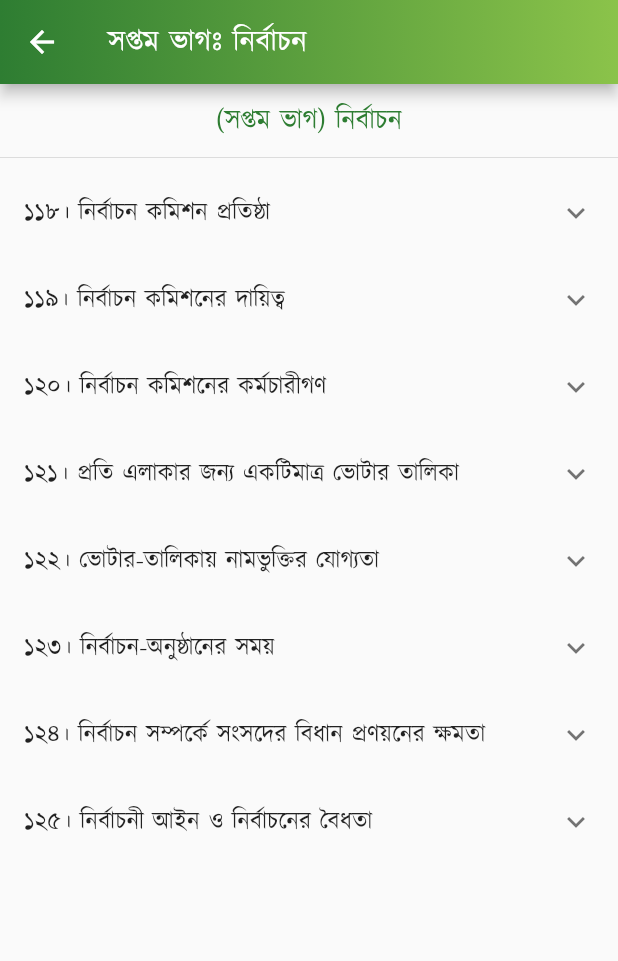
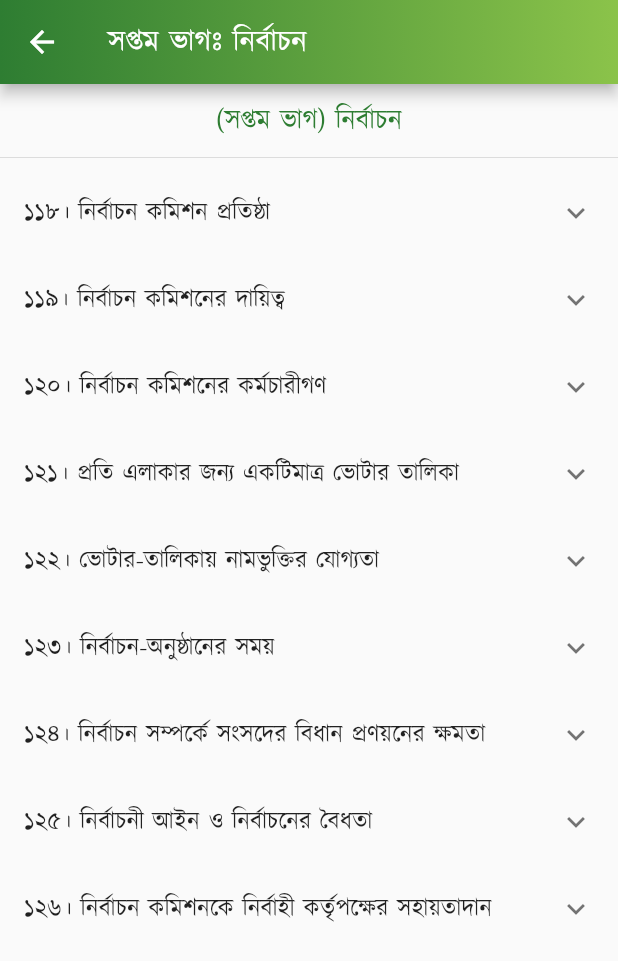
Before and after one commit to Azimul-Haque/flutter-onesignal, a Flutter app: the PartSeven screen opened directly, on a phone screen of 412 x 824 dp. Shown: the top 961 px of the screen. Run offline on Flutter 3.47's test engine with Material 2 defaults, Android fonts, the phone set to English and light mode, and no system bars; our stand-ins replace fluttertoast, package_info_plus, percent_indicator, shared_preferences, sqflite; missing offline and left inert: blinking_text, flutter_share, onesignal_flutter, slide_popup_dialog; accounts and stored records are empty; network calls fail.

Commit message:
Commit Fri 04/29/2022 23:45:44.21 15107

```diff
--- a/lib/pages/constitution/part7.dart
+++ b/lib/pages/constitution/part7.dart
@@ -163,11 +163,22 @@
               )),
             ],
           ),
+          ExpansionTile(
+            title:
+                Text('১২৬। নির্বাচন কমিশনকে নির্বাহী কর্তৃপক্ষের সহায়তাদান'),
+            children: <Widget>[
+              ListTile(
+                  title: SelectableText(
+                '১২৫। এই সংবিধানে যাহা বলা হইয়াছে, তাহা সত্ত্বেও \n(ক) এই সংবিধানের ১২৪ অনুচ্ছেদের অধীন প্রণীত বা প্রণীত বলিয়া বিবেচিত নির্বাচনী এলাকার সীমা নির্ধারণ, কিংবা অনুরূপ নির্বাচনী এলাকার জন্য আসন-বন্টন সম্পর্কিত যে কোন আইনের বৈধতা সম্পর্কে আদালতে প্রশ্ন উত্থাপন করা যাইবে না; \n(খ) সংসদ কর্তৃক প্রণীত কোন আইনের দ্বারা বা অধীন বিধান-অনুযায়ী কর্তৃপক্ষের নিকট এবং অনুরূপভাবে নির্ধারিত প্রণালীতে নির্বাচনী দরখাস্ত ব্যতীত রাষ্ট্রপতি পদে নির্বাচন বা সংসদের কোন নির্বাচন সম্পর্কে কোন প্রশ্ন উত্থাপন করা যাইবে না। \n(গ) কোন আদালত, নির্বাচনের তফসিল ঘোষণা করা হইয়াছে এইরুপ কোন নির্বাচনের বিষয়ে, নির্বাচন কমিশনকে যুক্তিসংগত নোটিশ ও শুনানির সুযোগ প্রদান না করিয়া, অন্তর্বর্তী বা অন্য কোনরুপে কোন আদেশ বা নির্দেশ প্রদান করিবেন না।',
+                textAlign: TextAlign.justify,
+              )),
+            ],
+          ),
           Padding(
             padding: EdgeInsets.all(15),
             child: Column(children: <Widget>[
               Text(
-                " \n\n \n\n \n\n \n\n \n\n \n\n \n\n \n\n১২৬। নির্বাচন কমিশনকে নির্বাহী কর্তৃপক্ষের সহায়তাদান",
+                " \n\n \n\n \n\n \n\n \n\n \n\n \n\n \n\n",
                 style:
                     TextStyle(color: Colors.black87, fontSize: 15, height: 1.5),
                 textAlign: TextAlign.justify,
```
